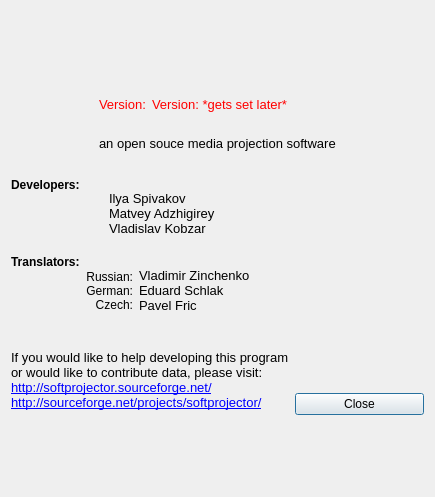
This is src/aboutdialog.ui in SoftProjector/src as Qt 5 draws it before an edit. The edited form follows.
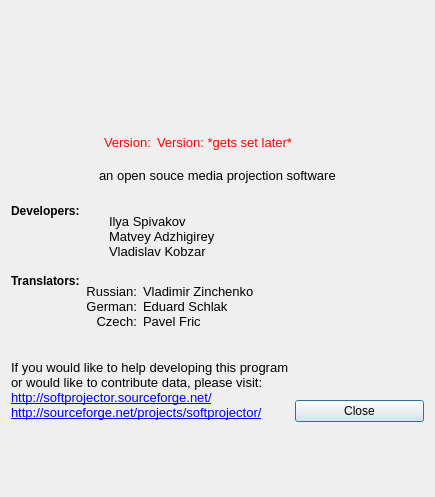
This is the edited form. Icons and pictures are not drawn.

Commit message: Translation update and minor credit layout change

What changed in the file:
```diff
--- a/src/aboutdialog.ui
+++ b/src/aboutdialog.ui
@@ -13,10 +13,12 @@
   <property name="windowTitle">
    <string>About softProjecor</string>
   </property>
-  <layout class="QGridLayout" name="gridLayout_6">
+  <layout class="QGridLayout" name="gridLayout_8">
    <item row="0" column="0" colspan="2">
+    <layout class="QGridLayout" name="gridLayout_7">
+     <item row="0" column="0">
     <layout class="QGridLayout" name="gridLayout_4">
-     <item row="0" column="0" rowspan="2">
+       <item row="0" column="0">
       <spacer name="horizontalSpacer">
        <property name="orientation">
         <enum>Qt::Horizontal</enum>
@@ -172,7 +174,26 @@
          </property>
         </spacer>
        </item>
-       <item row="1" column="0" colspan="3">
+        </layout>
+       </item>
+      </layout>
+     </item>
+     <item row="1" column="0">
+      <layout class="QGridLayout" name="gridLayout_6">
+       <item row="0" column="0">
+        <spacer name="horizontalSpacer_5">
+         <property name="orientation">
+          <enum>Qt::Horizontal</enum>
+         </property>
+         <property name="sizeHint" stdset="0">
+          <size>
+           <width>40</width>
+           <height>20</height>
+          </size>
+         </property>
+        </spacer>
+       </item>
+       <item row="0" column="1">
         <widget class="QLabel" name="label_2">
          <property name="font">
           <font>
@@ -184,6 +205,19 @@
          </property>
         </widget>
        </item>
+       <item row="0" column="2">
+        <spacer name="horizontalSpacer_6">
+         <property name="orientation">
+          <enum>Qt::Horizontal</enum>
+         </property>
+         <property name="sizeHint" stdset="0">
+          <size>
+           <width>40</width>
+           <height>20</height>
+          </size>
+         </property>
+        </spacer>
+       </item>
       </layout>
      </item>
     </layout>
@@ -265,6 +299,11 @@
      </item>
      <item row="0" column="1" rowspan="2">
       <widget class="QLabel" name="label_7">
+       <property name="font">
+        <font>
+         <pointsize>10</pointsize>
+        </font>
+       </property>
        <property name="text">
         <string>Russian:
 German:
```
Left out of the diff: 4 changed lines with no effect on the pictures. Lines whose indentation alone changed are shown as unchanged. The commit also changes 6 other files.
